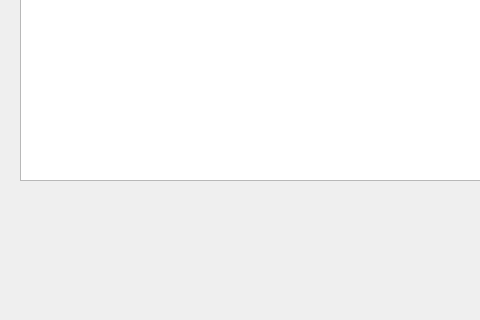
Qt form main.ui (darkstoron2/Coffee_homework) before a commit; both pictures show x 0 to 480 and y 280 to 600 of the 800 by 600 pixel window.
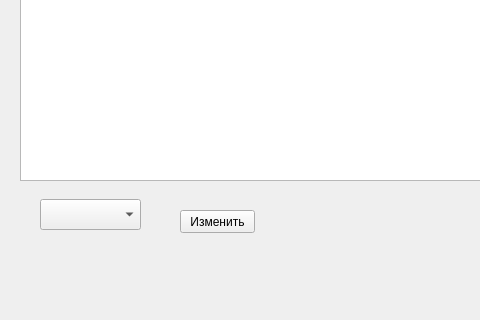
The same form after that commit.

```diff
--- a/main.ui
+++ b/main.ui
@@ -24,6 +24,29 @@
      </rect>
     </property>
    </widget>
+   <widget class="QPushButton" name="pushButton">
+    <property name="geometry">
+     <rect>
+      <x>180</x>
+      <y>490</y>
+      <width>75</width>
+      <height>23</height>
+     </rect>
+    </property>
+    <property name="text">
+     <string>Изменить</string>
+    </property>
+   </widget>
+   <widget class="QComboBox" name="comboBox">
+    <property name="geometry">
+     <rect>
+      <x>40</x>
+      <y>479</y>
+      <width>101</width>
+      <height>31</height>
+     </rect>
+    </property>
+   </widget>
   </widget>
   <widget class="QMenuBar" name="menubar">
    <property name="geometry">
```
